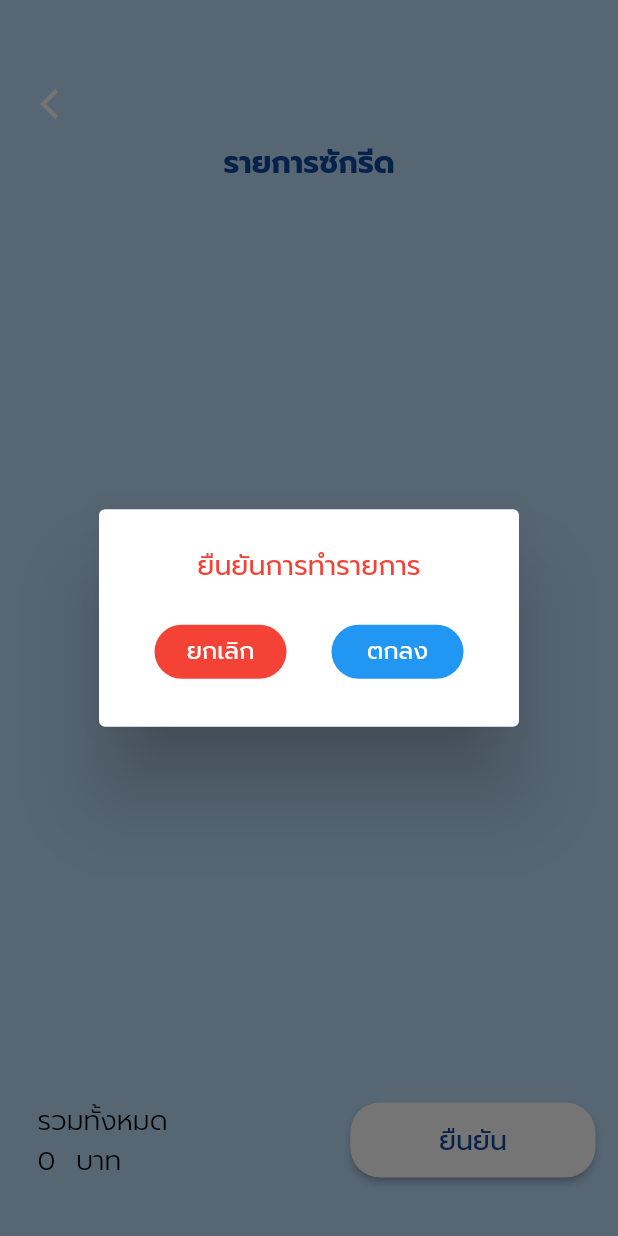
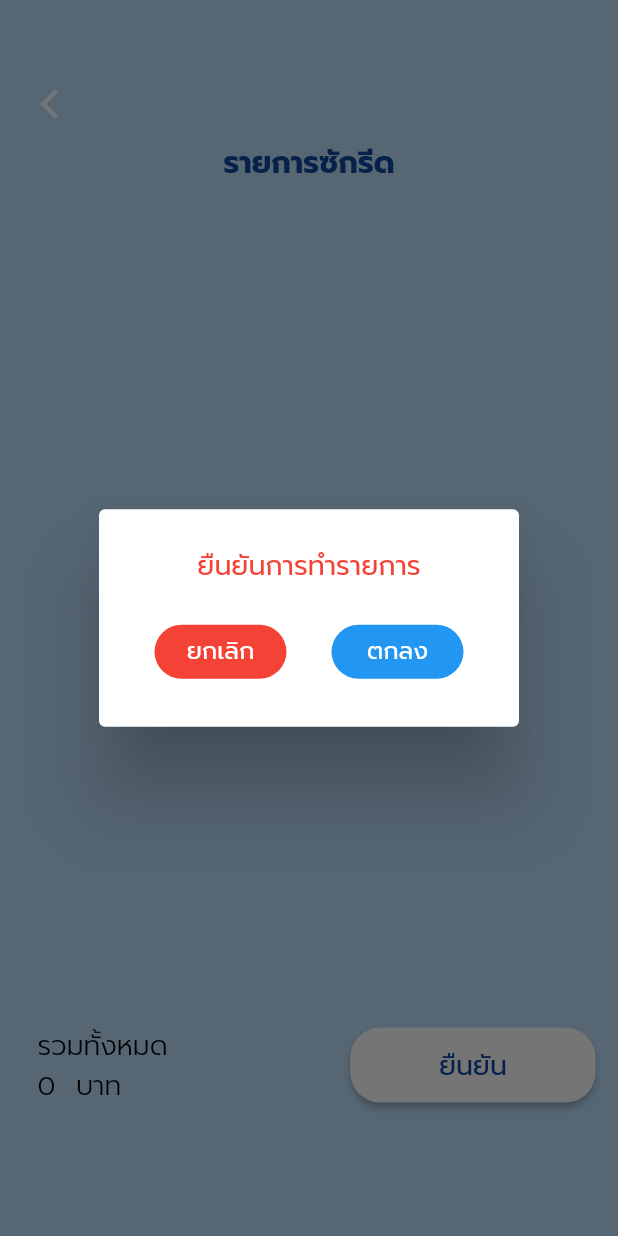
Before and after one commit to faiffk2541/Project_LQ_New, a Flutter app: the DetailServiceWashingPage screen opened directly with empty values, after a tap on "ยืนยัน", on a phone screen of 412 x 824 dp. Run offline on Flutter 3.47's test engine with Material 2 defaults, Android fonts, the phone set to English and light mode, and no system bars; our stand-ins replace cloud_firestore, curved_navigation_bar, firebase_auth, firebase_core, firebase_storage, google_sign_in and 1 more; accounts and stored records are empty.

Commit message:
[fix] detail

```diff
--- a/newlaundry/lib/userpage/detailservice/detailserviceiron.dart
+++ b/newlaundry/lib/userpage/detailservice/detailserviceiron.dart
@@ -76,7 +76,7 @@ class DetailServiceIronState extends State<DetailServiceIronPage> {
               ),
               SizedBox(height: 30),
               Container(
-                height: 550,
+                height: 500,
                 child: StreamBuilder(
                     stream: Firestore.instance
                         .collection("Laundry")
--- a/newlaundry/lib/userpage/detailservice/detailservicewashing.dart
+++ b/newlaundry/lib/userpage/detailservice/detailservicewashing.dart
@@ -1,7 +1,3 @@
-//import 'dart:html';
-
-import 'dart:collection';
-
 import 'package:cloud_firestore/cloud_firestore.dart';
 import 'package:firebase_auth/firebase_auth.dart';
 import 'package:flutter/material.dart';
@@ -11,8 +7,6 @@ import '../../navigationbar.dart';
 
 class DetailServiceWashingPage extends StatefulWidget {
   final String laundryUID;
-  //final String washingUID;
-
   DetailServiceWashingPage(this.laundryUID);
 
   @override
@@ -35,35 +29,6 @@ class DetailServiceWashingState extends State<DetailServiceWashingPage> {
   void initState() {
     super.initState();
   }
-
-  // void add() {
-  //   setState(() {
-  //     count++;
-  //   });
-  // }
-
-  // void minus() {
-  //   setState(() {
-  //     if (count != 0) count--;
-  //   });
-  // }
-
-  /*void total() {
-    setState(() {
-      if (count != 0) {
-        sum = price * count;
-      }
-    });
-  }*/
-
-  // DocumentReference laundtyID = Firestore.instance
-  //     .collection("Laundry")
-  //     .document('laundtyID.documentID')
-  //     .collection("TypeOfService")
-  //     .document();
-
-  // DocumentSnapshot docSnap = await laundtyID.get();
-  // var doc_id2 = docSnap.reference.documentID;
 
   @override
   Widget build(BuildContext context) {
@@ -101,7 +66,7 @@ class DetailServiceWashingState extends State<DetailServiceWashingPage> {
               ),
               SizedBox(height: 30),
               Container(
-                height: 550,
+                height: 500,
                 child: StreamBuilder<QuerySnapshot>(
                   stream: Firestore.instance
                       .collection("Laundry")
@@ -395,7 +360,9 @@ class DetailServiceWashingState extends State<DetailServiceWashingPage> {
                 mainAxisAlignment: MainAxisAlignment.center,
                 children: [
                   RaisedButton(
-                    onPressed: () {},
+                    onPressed: () {
+                      Navigator.pop(context);
+                    },
                     elevation: 0,
                     color: Colors.red,
                     shape: RoundedRectangleBorder(
@@ -462,9 +429,7 @@ class DetailServiceWashingState extends State<DetailServiceWashingPage> {
     Map<String, dynamic> map = Map();
     map['CustomerID'] = firebaseAuth.currentUser.uid;
     map['LuandryID'] = widget.laundryUID;
-    //map['Type'] = productID;
     map['Total'] = total;
-    //map['Count'] = count;
 
     await databaseReference
         .collection('Order')
@@ -474,10 +439,7 @@ class DetailServiceWashingState extends State<DetailServiceWashingPage> {
       print('insert Successfully');
     });
     Map<String, dynamic> service = Map();
-
     service['order'] = totalproduct;
-    // service['Type'] = type;
-    // service['Count'] = count;
 
     await databaseReference
         .collection("Order")
```
Also changed, not shown: newlaundry/lib/userpage/detailservice/detailservicefold.dart (+8 -19 lines).
